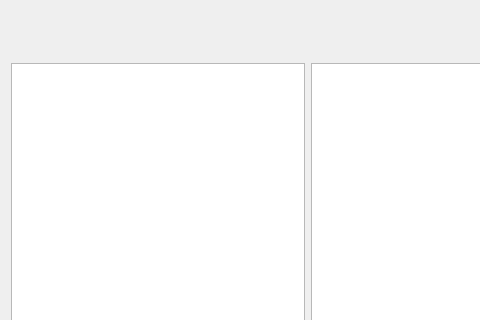
Old version of the form election_gui/ConstituencyDrillDownWidget.ui in the repository BrendanNolan/Election_Poll_App; both pictures show x 0 to 480 and y 0 to 320 of the 615 by 499 pixel window.
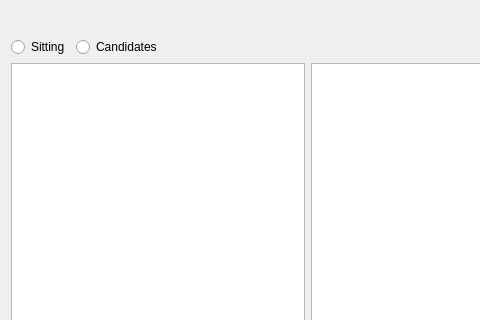
New version of the form. Custom widgets are drawn as their Qt base class.

Commit message: Quite a bit of progress and hopefully more sensible assignment of responsibilities to the various GUI components.

```diff
--- a/election_gui/ConstituencyDrillDownWidget.ui
+++ b/election_gui/ConstituencyDrillDownWidget.ui
@@ -41,7 +41,18 @@
    <item>
     <layout class="QHBoxLayout" name="horizontalLayout_5">
      <item>
-      <widget class="PolitcianModelStatusSelectorWidget" name="politicianStatusWidget" native="true"/>
+      <widget class="QRadioButton" name="sittingRadioButton">
+       <property name="text">
+        <string>Sitting</string>
+       </property>
+      </widget>
+     </item>
+     <item>
+      <widget class="QRadioButton" name="radioButton_2">
+       <property name="text">
+        <string>Candidates</string>
+       </property>
+      </widget>
      </item>
      <item>
       <spacer name="horizontalSpacer_2">
@@ -70,14 +81,6 @@
    </item>
   </layout>
  </widget>
- <customwidgets>
-  <customwidget>
-   <class>PolitcianModelStatusSelectorWidget</class>
-   <extends>QWidget</extends>
-   <header>PolitcianModelStatusSelectorWidget.h</header>
-   <container>1</container>
-  </customwidget>
- </customwidgets>
  <resources/>
  <connections/>
 </ui>
```
The commit also changes 4 other files.
